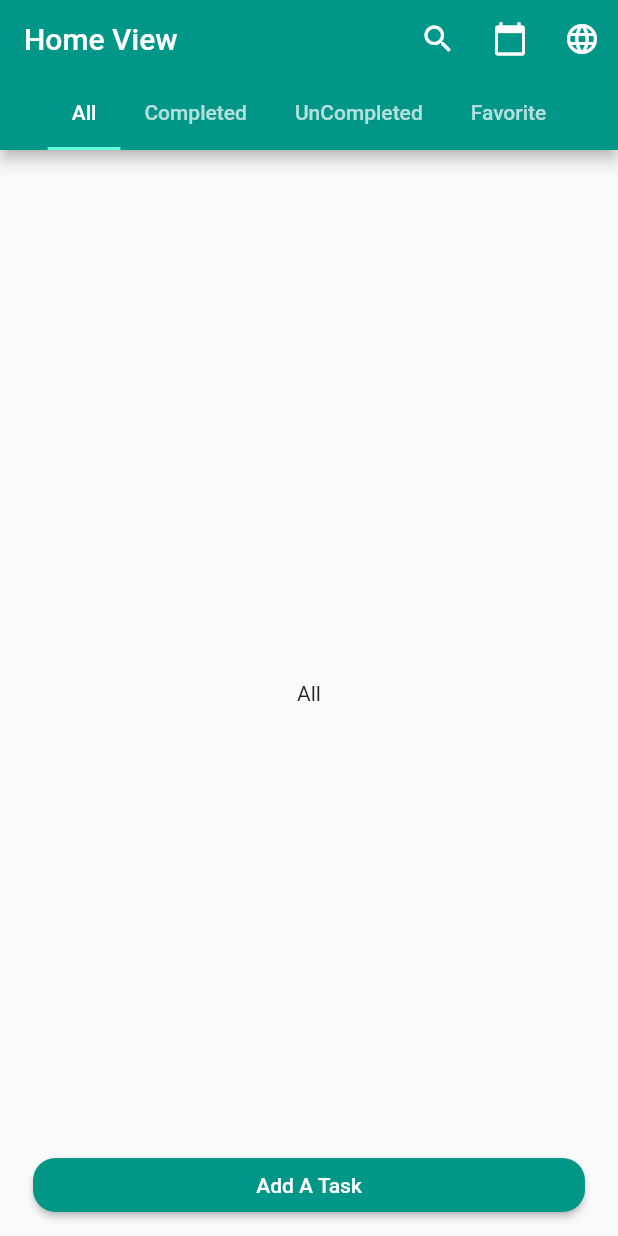
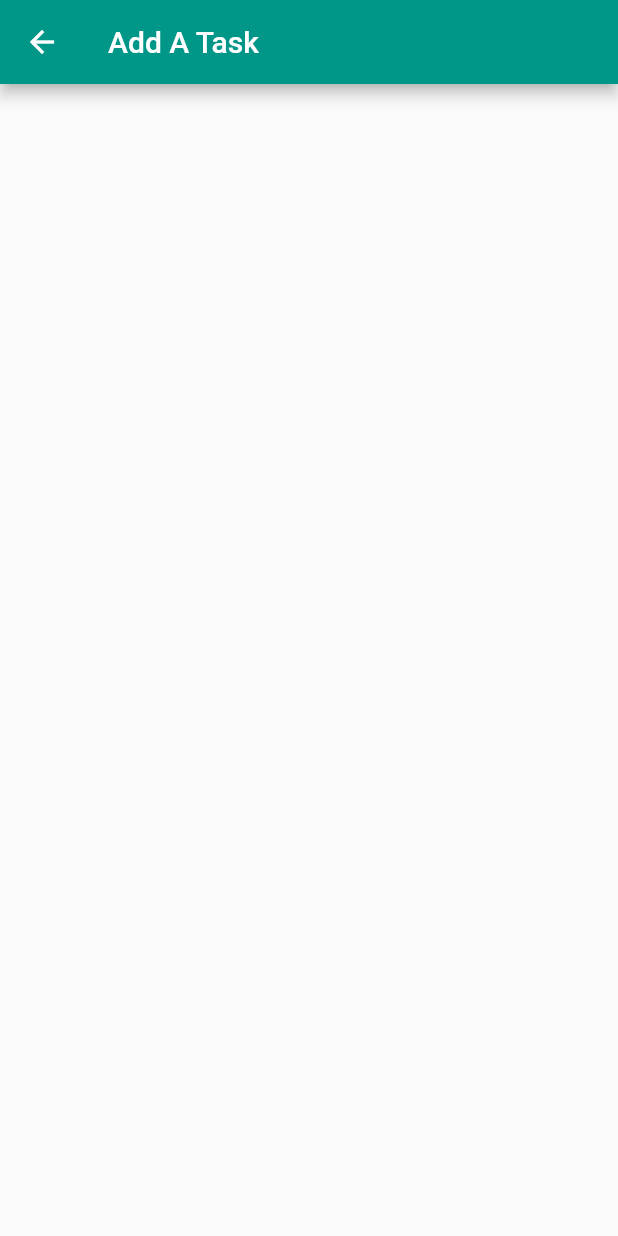
Before and after one commit to the-best-is-best/m_todo_app_tutorial, a Flutter app: the screen it shows after launch, after a tap on "Add A Task", on a phone screen of 412 x 824 dp. Run offline on Flutter 3.47's test engine with Material 2 defaults, Android fonts, the phone set to English and light mode, and no system bars.

Commit message:
extensions

```diff
--- a/lib/app/components/my_elevated_button.dart
+++ b/lib/app/components/my_elevated_button.dart
@@ -6,8 +6,10 @@ class MyElevatedButton extends StatelessWidget {
   const MyElevatedButton({
     this.width = double.infinity,
     Key? key,
+    this.onPressed,
   }) : super(key: key);
   final double width;
+  final VoidCallback? onPressed;
 
   @override
   Widget build(BuildContext context) {
@@ -17,7 +19,7 @@ class MyElevatedButton extends StatelessWidget {
         style: ElevatedButton.styleFrom(
             shape: RoundedRectangleBorder(
                 borderRadius: BorderRadius.circular(15))),
-        onPressed: () {},
+        onPressed: onPressed,
         child: const MyText(),
       ),
     );
--- /dev/null
+++ b/lib/app/extension/extension_build_context.dart
@@ -0,0 +1,10 @@
+import 'package:flutter/material.dart';
+
+extension ExtensionBuildContext on BuildContext {
+  double get width => MediaQuery.of(this).size.width;
+  double get height => MediaQuery.of(this).size.height;
+
+  void push(Widget secondPage) {
+    Navigator.push(this, MaterialPageRoute(builder: (context) => secondPage));
+  }
+}
--- /dev/null
+++ b/lib/presentation/add_a_task/view/add_a_task_view.dart
@@ -0,0 +1,14 @@
+import 'package:flutter/material.dart';
+
+class AddATaskView extends StatelessWidget {
+  const AddATaskView({Key? key}) : super(key: key);
+
+  @override
+  Widget build(BuildContext context) {
+    return Scaffold(
+      appBar: AppBar(
+        title: const Text("Add A Task"),
+      ),
+    );
+  }
+}
--- a/lib/presentation/home/view/home_view.dart
+++ b/lib/presentation/home/view/home_view.dart
@@ -1,4 +1,6 @@
 import 'package:flutter/material.dart';
+import 'package:m_todo_app_tutorial/app/extension/extension_build_context.dart';
+import 'package:m_todo_app_tutorial/presentation/add_a_task/view/add_a_task_view.dart';
 import 'package:m_todo_app_tutorial/presentation/home/pages/all_tasks.dart';
 import 'package:m_todo_app_tutorial/presentation/home/pages/completed_tasks.dart';
 import 'package:m_todo_app_tutorial/presentation/home/pages/favorite_tasks.dart';
@@ -22,7 +24,7 @@ class HomeView extends StatelessWidget {
           child: Stack(
             children: [
               SizedBox(
-                height: MediaQuery.of(context).size.width * 75,
+                height: context.width * 75,
                 child: const TabBarView(children: [
                   AllTasks(),
                   CompletedTasks(),
@@ -30,8 +32,15 @@ class HomeView extends StatelessWidget {
                   FavoriteTasks(),
                 ]),
               ),
-              const Positioned(
-                  bottom: 10, right: 10, left: 10, child: MyElevatedButton())
+              Positioned(
+                  bottom: 10,
+                  right: 10,
+                  left: 10,
+                  child: MyElevatedButton(
+                    onPressed: () {
+                      context.push(const AddATaskView());
+                    },
+                  ))
             ],
           ),
         ),
```
